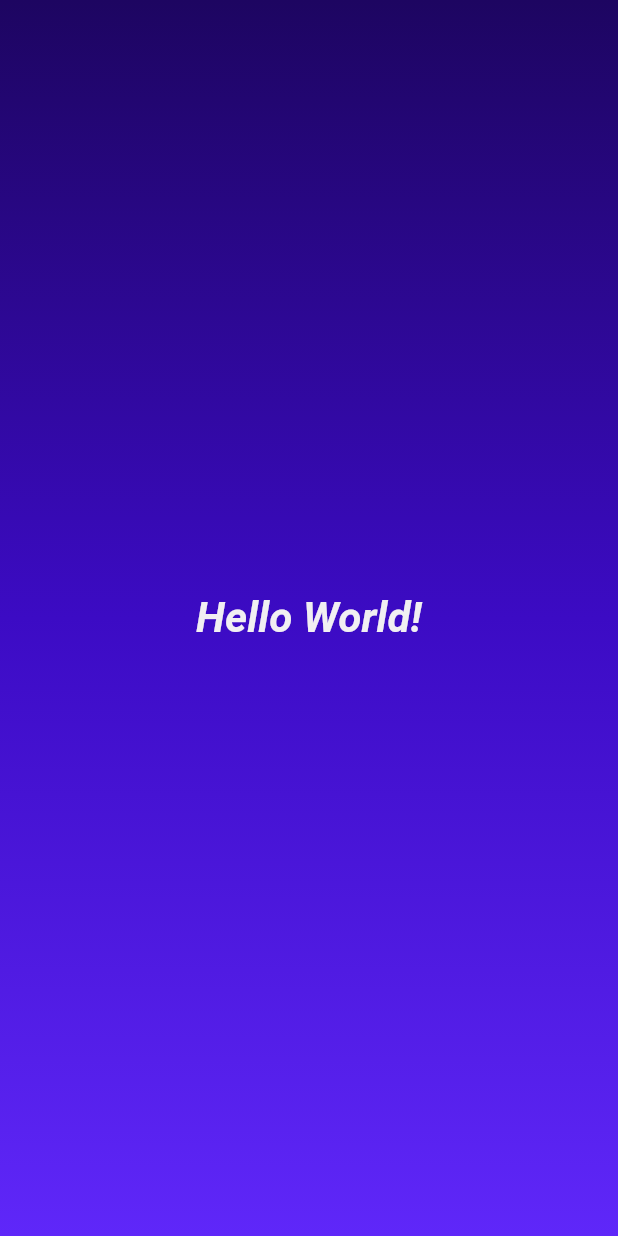
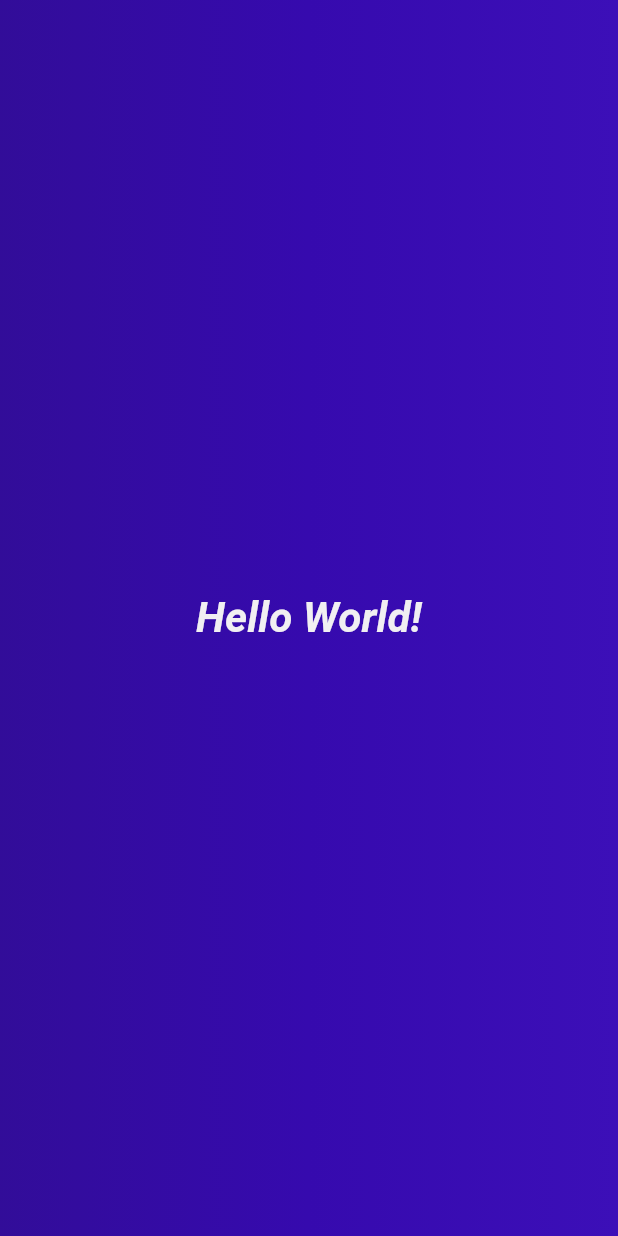
Before and after one commit to PratyushSingh18/Learning_Flutter, a Flutter app: the screen it shows after launch, on a phone screen of 412 x 824 dp. Run offline on Flutter 3.47's test engine with Material 2 defaults, Android fonts, the phone set to English and light mode, and no system bars.

```diff
--- /dev/null
+++ b/first/lib/gradient_container.dart
@@ -0,0 +1,51 @@
+import 'package:flutter/material.dart';
+import 'package:first/text.dart';
+
+class GradientContainer extends StatelessWidget {
+  const GradientContainer(this.color_1, this.color_2, this.color_3,
+      {super.key});
+
+  final Color color_1;
+  final Color color_2;
+  final Color color_3;
+
+  @override
+  Widget build(context) {
+    return Container(
+      decoration: BoxDecoration(
+        gradient: LinearGradient(
+          colors: [color_1, color_2, color_3],
+          begin: Alignment.centerLeft,
+          end: Alignment.centerRight,
+        ),
+      ),
+      child: const Center(
+        child: TextInfo('Hello World!'), //text.dart
+      ),
+    );
+  }
+}
+
+//This is the other way of doing this using named arguments and list
+
+// class GradientContainer extends StatelessWidget {
+//   const GradientContainer({super.key, required this.colors});
+
+//   final List<Color> colors;
+
+//   @override
+//   Widget build(context) {
+//     return Container(
+//       decoration: BoxDecoration(
+//         gradient: LinearGradient(
+//           colors: colors,
+//           begin: Alignment.centerLeft,
+//           end: Alignment.centerRight,
+//         ),
+//       ),
+//       child: const Center(
+//         child: TextInfo('Hello Everyone!'), //text.dart
+//       ),
+//     );
+//   }
+// }
--- a/first/lib/main.dart
+++ b/first/lib/main.dart
@@ -1,41 +1,35 @@
 import 'package:flutter/material.dart';
+import 'package:first/gradient_container.dart';
 
 void main() {
   runApp(
-    MaterialApp(
+    const MaterialApp(
       home: Scaffold(
-        body: GradientContainer(),
+        body: GradientContainer(
+          Color.fromARGB(250, 46, 8, 151),
+          Color.fromARGB(255, 54, 10, 174),
+          Color.fromARGB(255, 60, 15, 184),
+        ),
       ),
     ),
   );
 }
 
-class GradientContainer extends StatelessWidget {
-  @override
-  Widget build(context) {
-    return Container(
-      decoration: const BoxDecoration(
-        gradient: LinearGradient(
-          colors: [
-            Color.fromARGB(255, 29, 5, 97),
-            Color.fromARGB(255, 60, 11, 196),
-            Color.fromARGB(255, 95, 39, 249)
-          ],
-          begin: Alignment.topCenter,
-          end: Alignment.bottomCenter,
-        ),
-      ),
-      child: const Center(
-        child: Text(
-          'Hello World!',
-          style: TextStyle(
-            color: Color.fromARGB(251, 244, 243, 243),
-            fontWeight: FontWeight.bold,
-            fontStyle: FontStyle.italic,
-            fontSize: 28.0,
-          ),
-        ),
-      ),
-    );
-  }
-}
+
+
+// This is the way to pass values to a list
+
+// void main() {
+//   runApp(
+//     const MaterialApp(
+//       home: Scaffold(
+//         body: GradientContainer(colors: [
+//           Color.fromARGB(250, 46, 8, 151),
+//           Color.fromARGB(255, 54, 10, 174),
+//           Color.fromARGB(255, 60, 15, 184)
+//         ] //gradient_container.dart
+//             ),
+//       ),
+//     ),
+//   );
+// }
--- /dev/null
+++ b/first/lib/text.dart
@@ -0,0 +1,20 @@
+import 'package:flutter/material.dart';
+
+class TextInfo extends StatelessWidget {
+  const TextInfo(this.text, {super.key});
+
+  final String text;
+
+  @override
+  Widget build(context) {
+    return Text(
+      text,
+      style: const TextStyle(
+        color: Color.fromARGB(251, 244, 243, 243),
+        fontWeight: FontWeight.bold,
+        fontStyle: FontStyle.italic,
+        fontSize: 28.0,
+      ),
+    );
+  }
+}
```
